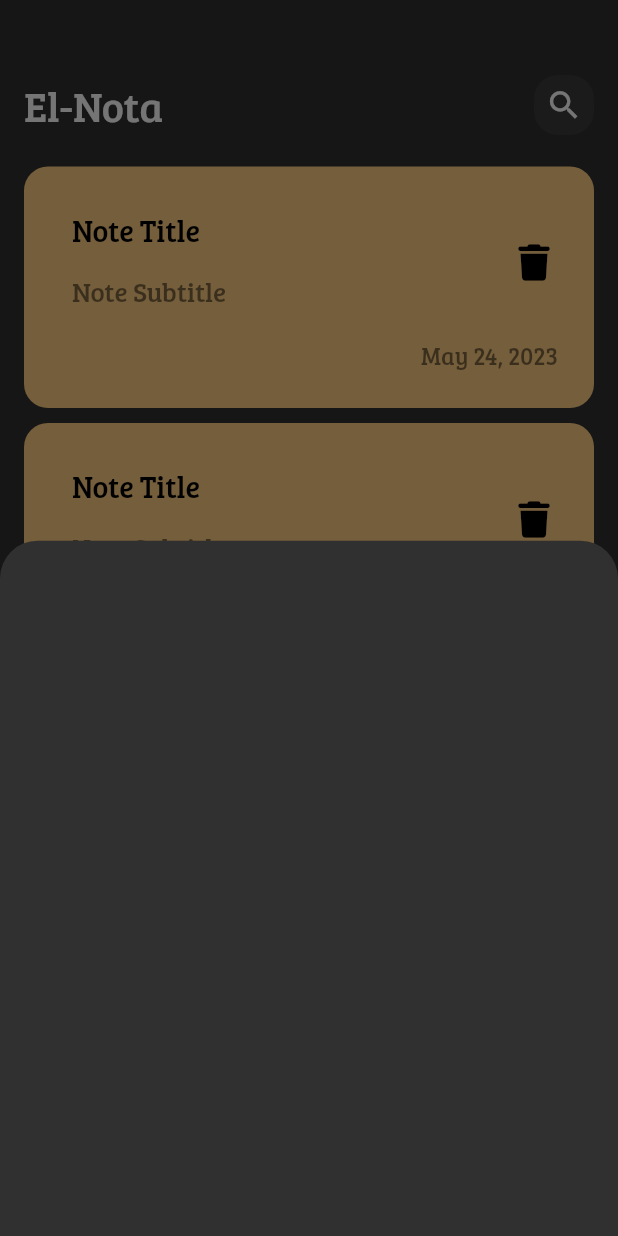
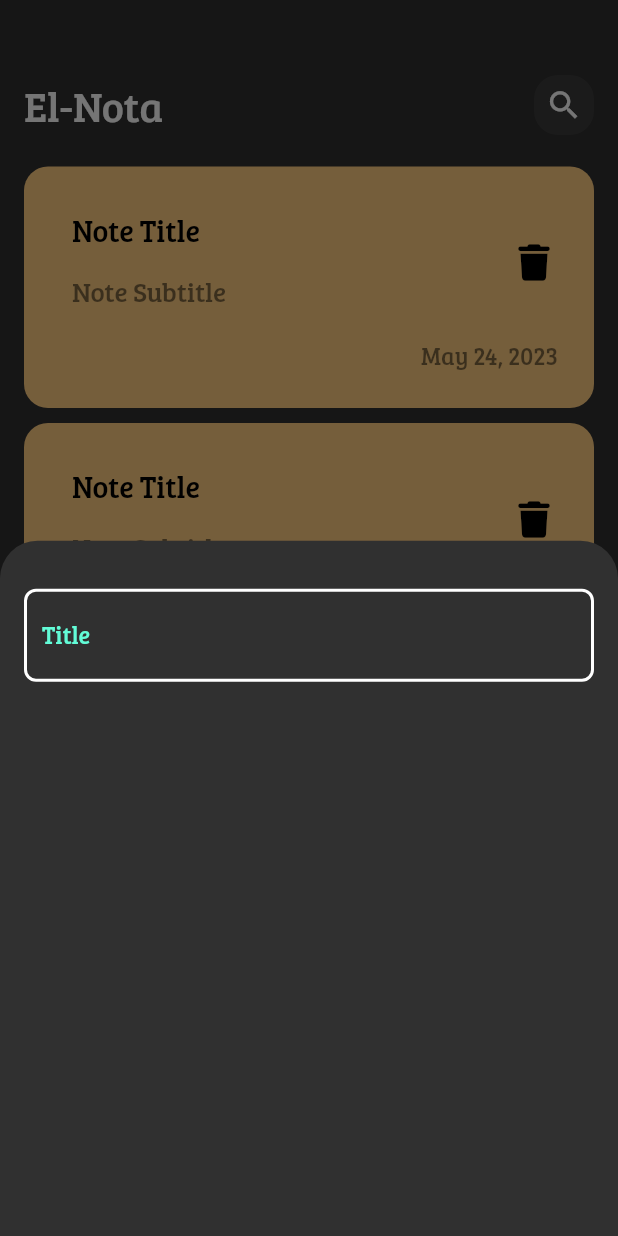
Before and after one commit to el5hatib/flutter-note-app-, a Flutter app: the screen it shows after launch, after a tap on the "add" icon, on a phone screen of 412 x 824 dp. Run offline on Flutter 3.47's test engine with Material 2 defaults, Android fonts, the phone set to English and light mode, and no system bars; our stand-ins replace font_awesome_flutter.

Commit message:
create CustomeTextField.dart

```diff
--- a/lib/widgests/AddNoteBottomSheet.dart
+++ b/lib/widgests/AddNoteBottomSheet.dart
@@ -1,9 +1,21 @@
 import 'package:flutter/material.dart';
+
+import 'CustomeTextField.dart';
 
 class AddNoteBottomSheet extends StatelessWidget {
   const AddNoteBottomSheet({Key? key,}) : super(key: key);
   @override
   Widget build(BuildContext context) {
-    return Container();
+    return Padding(
+      padding: const EdgeInsets.symmetric(horizontal: 16.0),
+      child: Column(
+        children: [
+          SizedBox(
+            height: 32,
+          ),
+          CustomeTextField(),
+        ],
+      ),
+    );
   }
 }
--- /dev/null
+++ b/lib/widgests/Constant.dart
@@ -0,0 +1,2 @@
+import 'package:flutter/material.dart';
+const Color kPrimaryColor =  Color(0xff62FCD7);
--- /dev/null
+++ b/lib/widgests/CustomeTextField.dart
@@ -0,0 +1,32 @@
+import 'package:flutter/material.dart';
+
+import 'Constant.dart';
+
+class CustomeTextField extends StatelessWidget {
+  const CustomeTextField({super.key});
+
+  @override
+  Widget build(BuildContext context) {
+    return TextField(
+      cursorColor:  kPrimaryColor,
+        decoration: InputDecoration(
+          hintText: 'Title',
+          hintStyle: const TextStyle(
+            color: kPrimaryColor,
+          ),
+          border: buildBorder(),
+          enabledBorder: buildBorder(),
+          focusedBorder: buildBorder(kPrimaryColor),
+        )
+    );
+  }
+}
+OutlineInputBorder buildBorder([color]) {
+  return  OutlineInputBorder(
+    borderRadius: BorderRadius.circular(8),
+    borderSide:  BorderSide(
+      color: color?? Colors.white,
+      width: 2,
+    ),
+  );
+}
```
